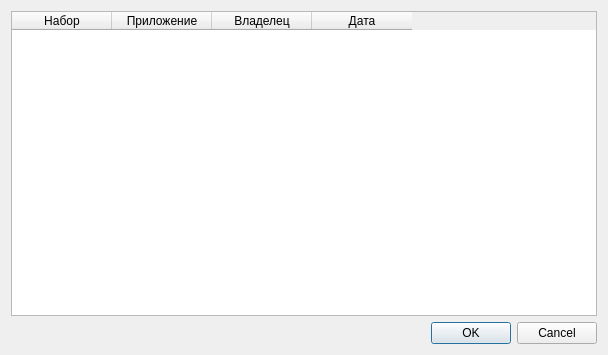
This is qgis_pds_templateList_base.ui in vvkond/QGIS as Qt 5 draws it before an edit. The edited form follows.
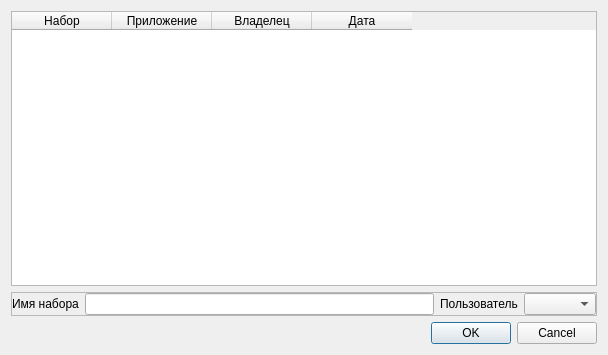
This is the edited form.

What changed in the file:
```diff
--- a/qgis_pds_templateList_base.ui
+++ b/qgis_pds_templateList_base.ui
@@ -53,6 +53,45 @@
      </column>
     </widget>
    </item>
+   <item>
+    <widget class="QFrame" name="frame">
+     <property name="frameShape">
+      <enum>QFrame::StyledPanel</enum>
+     </property>
+     <property name="frameShadow">
+      <enum>QFrame::Raised</enum>
+     </property>
+     <layout class="QHBoxLayout" name="horizontalLayout">
+      <property name="margin">
+       <number>0</number>
+      </property>
+      <item>
+       <widget class="QLabel" name="mListNameLabel">
+        <property name="text">
+         <string>Имя набора</string>
+        </property>
+       </widget>
+      </item>
+      <item>
+       <widget class="QLineEdit" name="mListNameEdit">
+        <property name="readOnly">
+         <bool>true</bool>
+        </property>
+       </widget>
+      </item>
+      <item>
+       <widget class="QLabel" name="label">
+        <property name="text">
+         <string>Пользователь</string>
+        </property>
+       </widget>
+      </item>
+      <item>
+       <widget class="QComboBox" name="mUsersComboBox"/>
+      </item>
+     </layout>
+    </widget>
+   </item>
    <item>
     <widget class="QDialogButtonBox" name="buttonBox">
      <property name="orientation">
```
Left out of the diff: 8 changed lines with no effect on the pictures.
